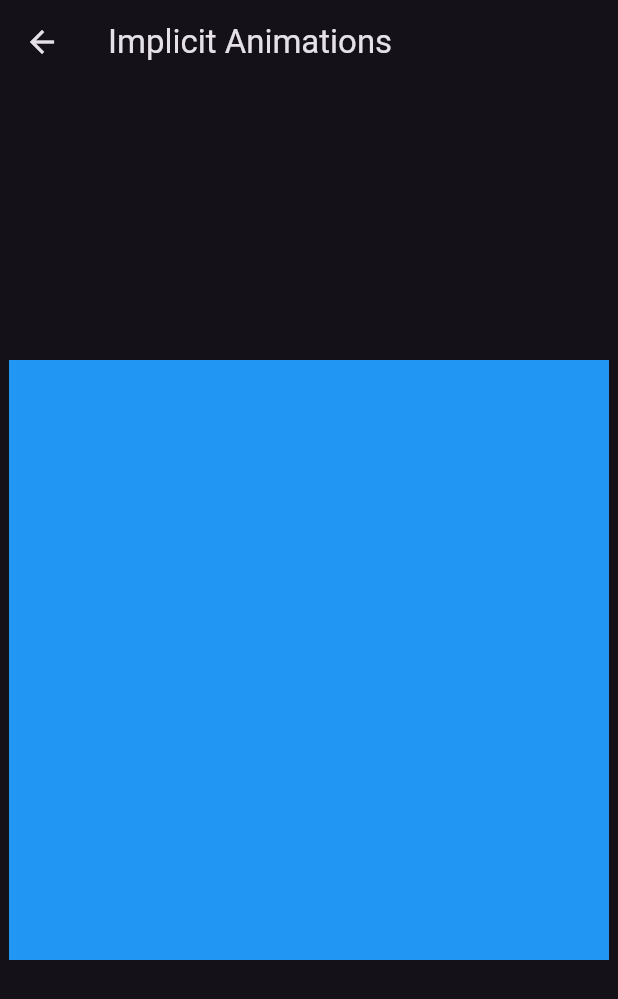
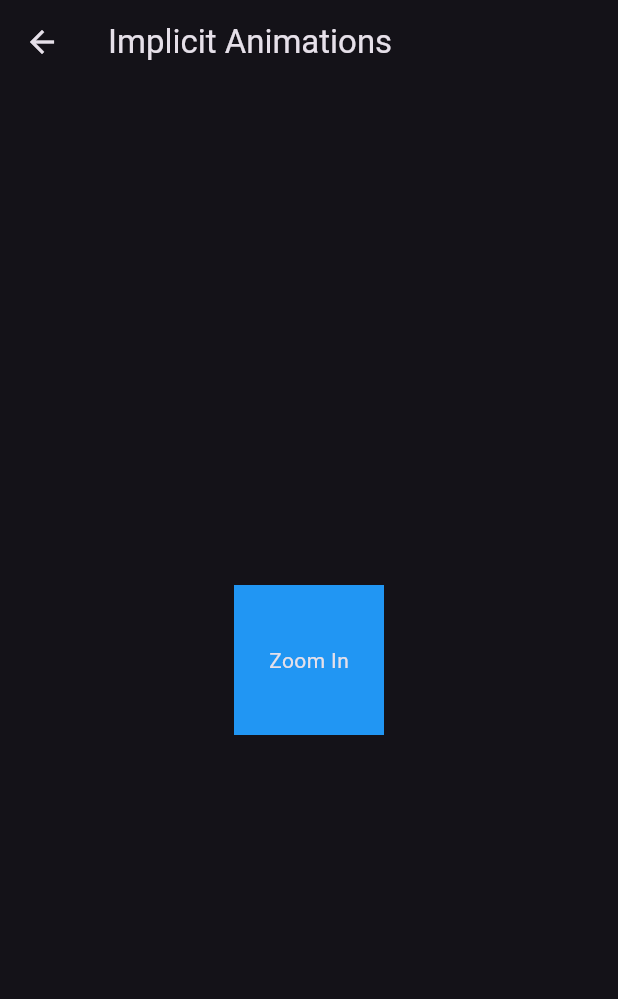
Before and after one commit to AyanDas-99/Flutter-animations, a Flutter app: the Lecture5 screen opened by its route, on a phone screen of 412 x 824 dp. Shown: the top 999 px of the screen. Run offline on Flutter 3.47's test engine with Material 2 defaults, Android fonts, the phone set to English and light mode, and no system bars.

Commit message:
lecture 5 - implecit animations - finished

```diff
--- a/lib/Screens/lecture5.dart
+++ b/lib/Screens/lecture5.dart
@@ -32,11 +32,14 @@ class _Lecture5State extends State<Lecture5> {
           child: AnimatedContainer(
             curve: Curves.fastOutSlowIn,
             duration: const Duration(milliseconds: 400),
-            height: zoomed ? 100 : 400,
-            width: zoomed ? 100 : 400,
+            height: zoomed ? 400 : 100,
+            width: zoomed ? 400 : 100,
             color: zoomed ? Colors.purple : Colors.blue,
             transformAlignment: Alignment.center,
-            transform: Matrix4.identity()..rotateZ(zoomed ? 0 : pi / 2),
+            transform: Matrix4.identity()..rotateZ(zoomed ? pi : 0),
+            child: Center(
+              child: Text(zoomed ? "Zoom Out" : "Zoom In"),
+            ),
           ),
         ),
       ),
```
